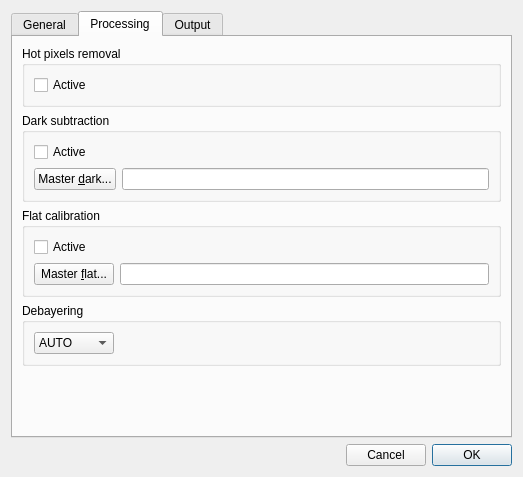
Before: the Qt Designer form src/als/ui/forms/prefs_ui.ui in deufrai/als, drawn with Qt 5.
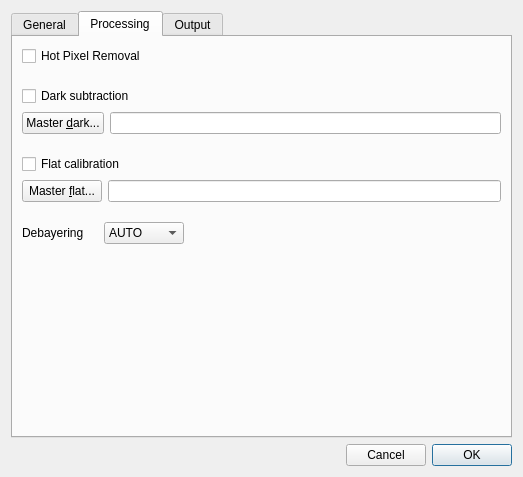
After: the same form once the commit is applied. The open tabs and pages were chosen to show the change.

Commit message: simplify processing prefs tab

```diff
--- a/src/als/ui/forms/prefs_ui.ui
+++ b/src/als/ui/forms/prefs_ui.ui
@@ -311,29 +311,22 @@
       <attribute name="title">
        <string>Processing</string>
       </attribute>
-      <layout class="QVBoxLayout" name="verticalLayout_14">
-       <item>
-        <widget class="QGroupBox" name="groupBox_9">
-         <property name="title">
-          <string>Hot pixels removal</string>
-         </property>
-         <layout class="QVBoxLayout" name="verticalLayout_3">
+      <layout class="QVBoxLayout" name="verticalLayout_11">
+       <property name="spacing">
+        <number>20</number>
+       </property>
           <item>
            <widget class="QCheckBox" name="chk_use_hpr">
             <property name="text">
-             <string>Active</string>
-            </property>
-           </widget>
-          </item>
-         </layout>
+          <string>Hot Pixel Removal</string>
+         </property>
         </widget>
        </item>
        <item>
-        <widget class="QGroupBox" name="groupBox_11">
-         <property name="title">
-          <string>Dark subtraction</string>
+        <layout class="QVBoxLayout" name="verticalLayout_3">
+         <property name="spacing">
+          <number>6</number>
          </property>
-         <layout class="QVBoxLayout" name="verticalLayout_16">
           <item>
            <widget class="QCheckBox" name="chk_use_dark">
             <property name="font">
@@ -342,7 +335,7 @@
              </font>
             </property>
             <property name="text">
-             <string>Active</string>
+            <string>Dark subtraction</string>
             </property>
            </widget>
           </item>
@@ -377,23 +370,21 @@
            </layout>
           </item>
          </layout>
-        </widget>
        </item>
        <item>
-        <widget class="QGroupBox" name="groupBox_6">
-         <property name="title">
-          <string>Flat calibration</string>
+        <layout class="QVBoxLayout" name="verticalLayout_10">
+         <property name="spacing">
+          <number>6</number>
          </property>
-         <layout class="QVBoxLayout" name="verticalLayout_12">
           <item>
            <widget class="QCheckBox" name="chk_use_flat">
             <property name="text">
-             <string>Active</string>
+            <string>Flat calibration</string>
             </property>
            </widget>
           </item>
           <item>
-           <layout class="QHBoxLayout" name="horizontalLayout_12">
+          <layout class="QHBoxLayout" name="horizontalLayout_6">
             <item>
              <widget class="QPushButton" name="btn_browse_flat">
               <property name="text">
@@ -420,14 +411,16 @@
            </layout>
           </item>
          </layout>
-        </widget>
        </item>
        <item>
-        <widget class="QGroupBox" name="groupBox_10">
-         <property name="title">
+        <layout class="QHBoxLayout" name="horizontalLayout_4">
+         <item>
+          <widget class="QLabel" name="label">
+           <property name="text">
           <string>Debayering</string>
          </property>
-         <layout class="QHBoxLayout" name="horizontalLayout_8">
+          </widget>
+         </item>
           <item>
            <widget class="QComboBox" name="cmb_bayer_pattern">
             <property name="minimumSize">
@@ -477,7 +470,6 @@
            </spacer>
           </item>
          </layout>
-        </widget>
        </item>
        <item>
         <spacer name="verticalSpacer_2">
```
Left out of the diff: 2 changed lines with no effect on the pictures. Lines whose indentation alone changed are shown as unchanged.
